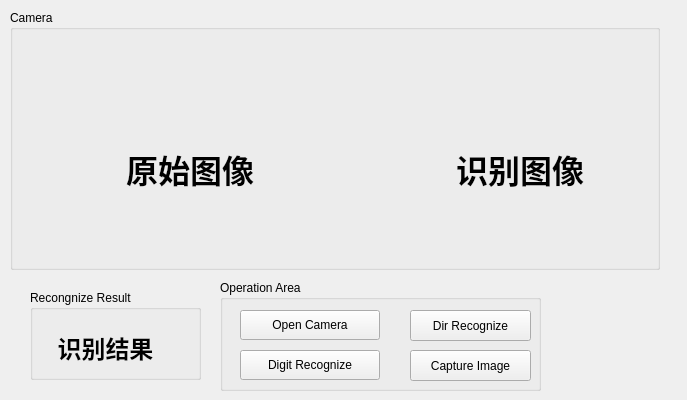
Above: src/handgesture.ui from dongdong-2009/HG_REC_QT before the change. Below: the same form after it.
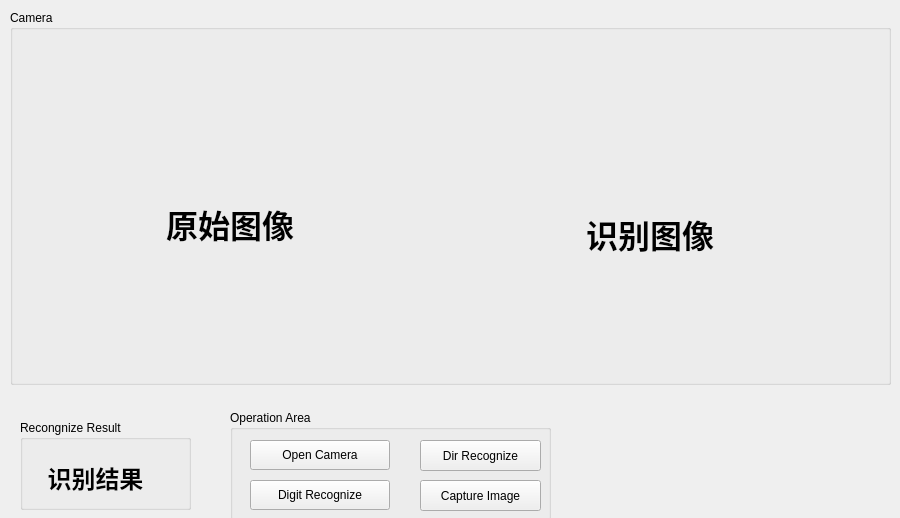
That is the form after the change.

What changed in the file:
```diff
--- a/src/handgesture.ui
+++ b/src/handgesture.ui
@@ -6,8 +6,8 @@
    <rect>
     <x>0</x>
     <y>0</y>
-    <width>687</width>
-    <height>400</height>
+    <width>900</width>
+    <height>518</height>
    </rect>
   </property>
   <property name="windowTitle">
@@ -18,8 +18,8 @@
     <rect>
      <x>10</x>
      <y>10</y>
-     <width>650</width>
-     <height>260</height>
+     <width>881</width>
+     <height>375</height>
     </rect>
    </property>
    <property name="title">
@@ -30,8 +30,8 @@
      <rect>
       <x>20</x>
       <y>20</y>
-      <width>320</width>
-      <height>240</height>
+      <width>400</width>
+      <height>350</height>
      </rect>
     </property>
     <property name="text">
@@ -41,10 +41,10 @@
    <widget class="QLabel" name="label_cvtScreen">
     <property name="geometry">
      <rect>
-      <x>350</x>
-      <y>20</y>
-      <width>320</width>
-      <height>240</height>
+      <x>440</x>
+      <y>30</y>
+      <width>400</width>
+      <height>350</height>
      </rect>
     </property>
     <property name="text">
@@ -55,8 +55,8 @@
   <widget class="QGroupBox" name="groupBox_2">
    <property name="geometry">
     <rect>
-     <x>30</x>
-     <y>290</y>
+     <x>20</x>
+     <y>420</y>
      <width>171</width>
      <height>90</height>
     </rect>
@@ -81,8 +81,8 @@
   <widget class="QGroupBox" name="groupBox_3">
    <property name="geometry">
     <rect>
-     <x>220</x>
-     <y>280</y>
+     <x>230</x>
+     <y>410</y>
      <width>321</width>
      <height>111</height>
     </rect>
```
